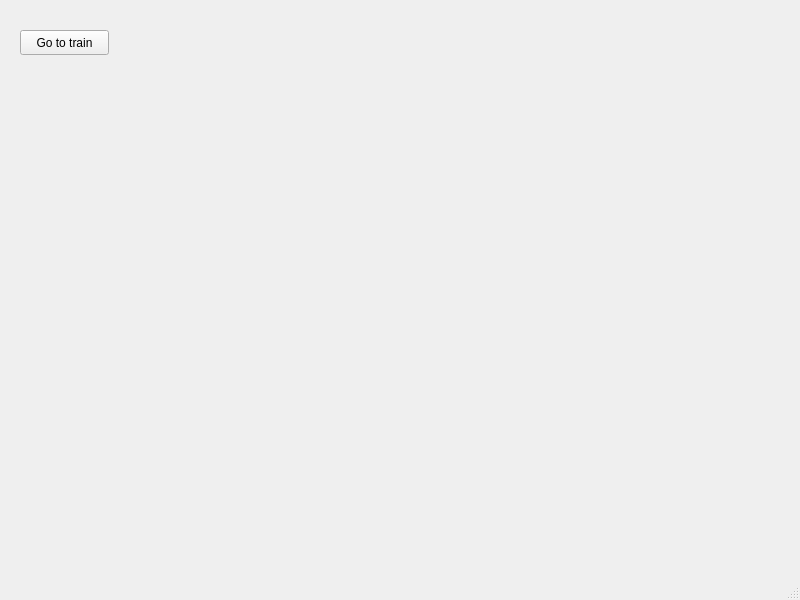
Old version of the form ImgProc/src/imgproc.ui in the repository Rodelph/FaceDetection-with-Qt5-and-OpenCV.
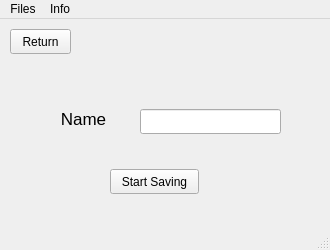
New version of the form.

The edit to the form file:
```diff
--- a/ImgProc/src/imgproc.ui
+++ b/ImgProc/src/imgproc.ui
@@ -6,10 +6,22 @@
    <rect>
     <x>0</x>
     <y>0</y>
-    <width>800</width>
-    <height>600</height>
+    <width>330</width>
+    <height>250</height>
    </rect>
   </property>
+  <property name="minimumSize">
+   <size>
+    <width>330</width>
+    <height>250</height>
+   </size>
+  </property>
+  <property name="maximumSize">
+   <size>
+    <width>330</width>
+    <height>250</height>
+   </size>
+  </property>
   <property name="windowTitle">
    <string>MainWindow</string>
   </property>
@@ -17,14 +29,58 @@
    <widget class="QPushButton" name="trainBtn">
     <property name="geometry">
      <rect>
-      <x>20</x>
-      <y>30</y>
+      <x>10</x>
+      <y>10</y>
+      <width>61</width>
+      <height>25</height>
+     </rect>
+    </property>
+    <property name="text">
+     <string>Return</string>
+    </property>
+   </widget>
+   <widget class="QPushButton" name="startBtn">
+    <property name="geometry">
+     <rect>
+      <x>110</x>
+      <y>150</y>
       <width>89</width>
       <height>25</height>
      </rect>
     </property>
     <property name="text">
-     <string>Go to train</string>
+     <string>Start Saving</string>
+    </property>
+   </widget>
+   <widget class="QLabel" name="nameLbl">
+    <property name="geometry">
+     <rect>
+      <x>50</x>
+      <y>90</y>
+      <width>67</width>
+      <height>20</height>
+     </rect>
+    </property>
+    <property name="font">
+     <font>
+      <pointsize>13</pointsize>
+     </font>
+    </property>
+    <property name="text">
+     <string>Name</string>
+    </property>
+    <property name="alignment">
+     <set>Qt::AlignCenter</set>
+    </property>
+   </widget>
+   <widget class="QLineEdit" name="editName">
+    <property name="geometry">
+     <rect>
+      <x>140</x>
+      <y>90</y>
+      <width>141</width>
+      <height>25</height>
+     </rect>
     </property>
    </widget>
   </widget>
@@ -33,10 +89,24 @@
     <rect>
      <x>0</x>
      <y>0</y>
-     <width>800</width>
+     <width>330</width>
      <height>22</height>
     </rect>
    </property>
+   <widget class="QMenu" name="menuinfo">
+    <property name="title">
+     <string>Info</string>
+    </property>
+    <addaction name="actionHow_it_works"/>
+   </widget>
+   <widget class="QMenu" name="menuFiles">
+    <property name="title">
+     <string>Files</string>
+    </property>
+    <addaction name="actionCheck_stored_images"/>
+   </widget>
+   <addaction name="menuFiles"/>
+   <addaction name="menuinfo"/>
   </widget>
   <widget class="QStatusBar" name="statusbar"/>
  </widget>
```
Left out of the diff: 14 changed lines with no effect on the pictures.
